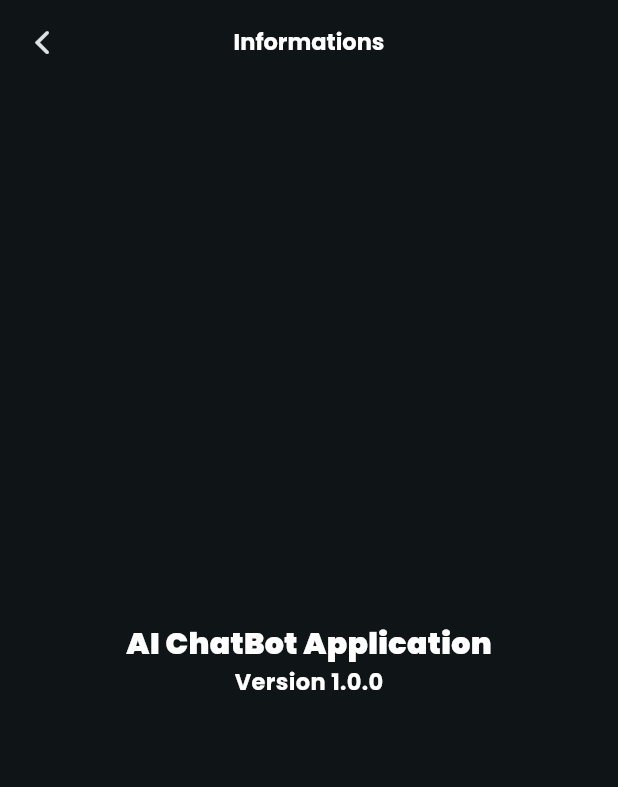
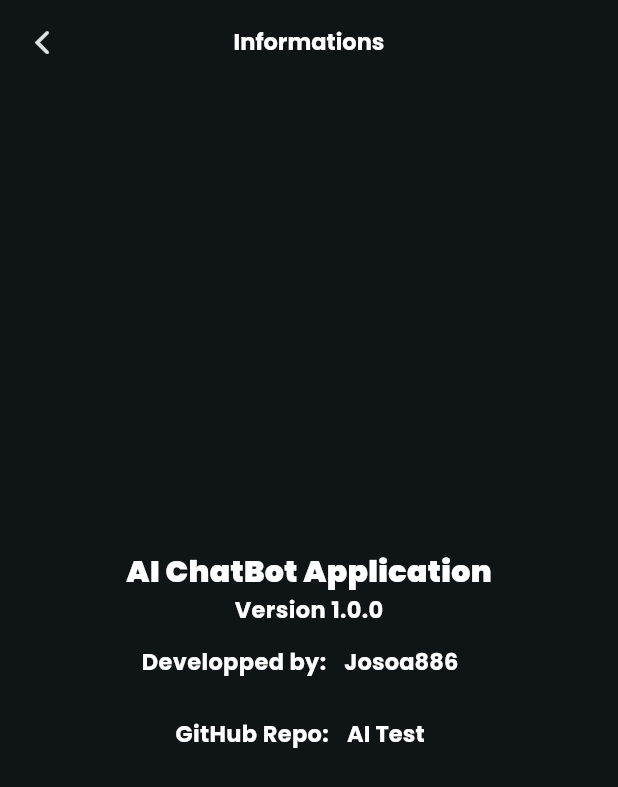
Before and after one commit to josoavj/ai.assistant, a Flutter app: the screen it shows after launch, in the side drawer, after a tap on "A propos", on a phone screen of 412 x 824 dp. Shown: the top 787 px of the screen. Run offline on Flutter 3.47's test engine with Material 3 defaults, Android fonts, the light colour scheme and no system bars; our stand-ins replace flutter_markdown, google_fonts, google_generative_ai.

Commit message:
feat: Web profile redirection on the about section

```diff
--- a/lib/pages/about.dart
+++ b/lib/pages/about.dart
@@ -1,6 +1,7 @@
 import 'package:flutter/cupertino.dart';
 import 'package:flutter/material.dart';
 import 'package:google_fonts/google_fonts.dart';
+import 'package:url_launcher/link.dart';
 
 class About extends StatefulWidget {
   const About({super.key});
@@ -45,7 +46,65 @@ class _AboutState extends State<About> {
                 color: Colors.white,
                 fontWeight: FontWeight.w700,
               ),
-            )
+            ),
+
+            // About the developer
+            Row(
+              mainAxisAlignment: MainAxisAlignment.center,
+              children: [
+                Text(
+              "Developped by:",
+              style: GoogleFonts.poppins(
+                fontSize: 15,
+                color: Colors.white,
+                fontWeight: FontWeight.w700,
+              ),
+            ),
+            Link(
+                uri: Uri.https('github.com', '/Josoa886'),
+                target: LinkTarget.blank,
+                builder: (context, followLink) => TextButton(
+                  onPressed: followLink,
+                  child:  AbsorbPointer(
+                    child: Text('Josoa886',
+                      style: GoogleFonts.poppins(
+                        fontSize: 15,
+                        color: Colors.white,fontWeight: FontWeight.w700
+                      ),),
+                  ),
+                ),
+              ),
+              ],
+            ),
+
+            // The repository
+            Row(
+              mainAxisAlignment: MainAxisAlignment.center,
+              children: [
+                Text(
+              "GitHub Repo:",
+              style: GoogleFonts.poppins(
+                fontSize: 15,
+                color: Colors.white,
+                fontWeight: FontWeight.w700,
+              ),
+            ),
+            Link(
+                uri: Uri.https('github.com', '/Josoa886/ai_test'),
+                target: LinkTarget.blank,
+                builder: (context, followLink) => TextButton(
+                  onPressed: followLink,
+                  child:  AbsorbPointer(
+                    child: Text('AI Test',
+                      style: GoogleFonts.poppins(
+                        fontSize: 15,
+                        color: Colors.white,fontWeight: FontWeight.w700
+                      ),),
+                  ),
+                ),
+              ),
+              ],
+            ),
           ],),
       ),
     );
```
